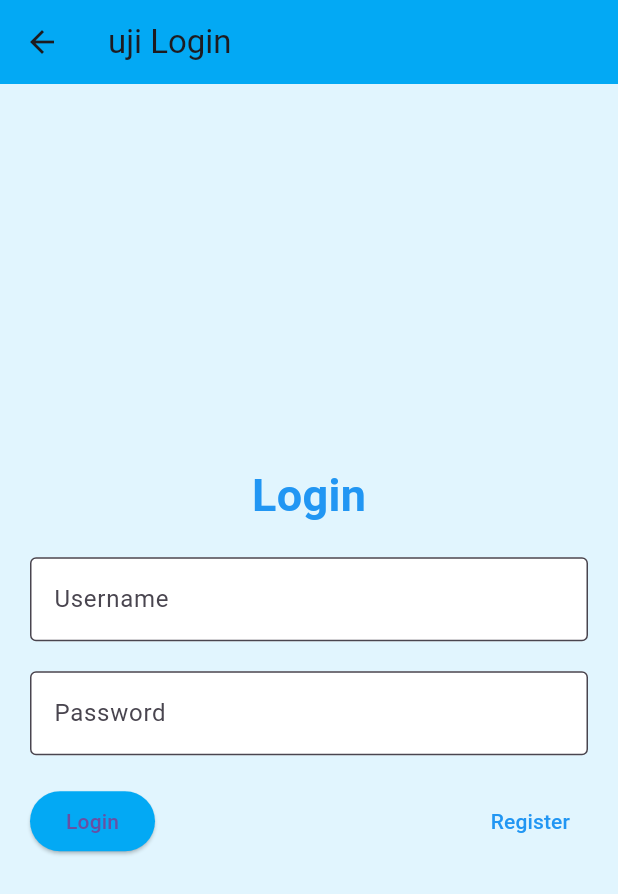
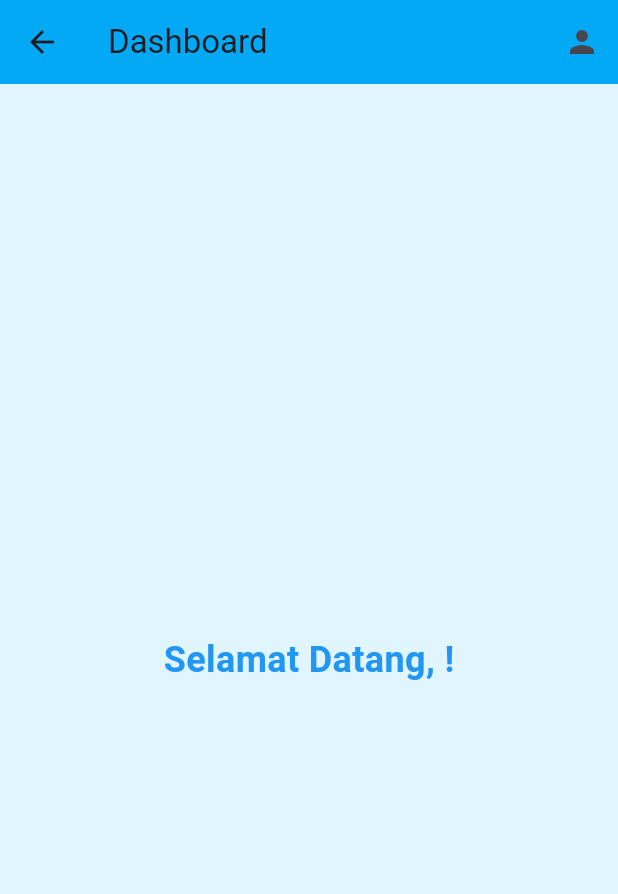
Before and after one commit to SaifanaAwan31/mobile-latihan, a Flutter app: the Soal3Layout screen opened directly, after a tap on "Login", on a phone screen of 412 x 824 dp. Shown: the top 894 px of the screen. Run offline on Flutter 3.47's test engine with Material 3 defaults, Android fonts, the phone set to English and light mode, and no system bars; network calls fail.

Commit message:
Initial commit for awan_ytta project

```diff
--- /dev/null
+++ b/lib/dashboard.dart
@@ -0,0 +1,42 @@
+import 'package:flutter/material.dart';
+import 'profile.dart'; // import file profile juga biar nggak error
+
+class DashboardScreen extends StatelessWidget {
+  final String username;
+
+  const DashboardScreen({super.key, required this.username});
+
+  @override
+  Widget build(BuildContext context) {
+    return Scaffold(
+      backgroundColor: Colors.lightBlue[50],
+      appBar: AppBar(
+        title: const Text('Dashboard'),
+        backgroundColor: Colors.lightBlue,
+        actions: [
+          IconButton(
+            icon: const Icon(Icons.person),
+            onPressed: () {
+              Navigator.push(
+                context,
+                MaterialPageRoute(
+                  builder: (context) => ProfileScreen(username: username),
+                ),
+              );
+            },
+          ),
+        ],
+      ),
+      body: Center(
+        child: Text(
+          'Selamat Datang, $username!',
+          style: const TextStyle(
+            fontSize: 24,
+            color: Colors.blue,
+            fontWeight: FontWeight.bold,
+          ),
+        ),
+      ),
+    );
+  }
+}
--- a/lib/soal3_layout.dart
+++ b/lib/soal3_layout.dart
@@ -1,15 +1,35 @@
 import 'package:flutter/material.dart';
+import 'dashboard.dart'; // import dashboard yang menerima username
 
-class Soal3Layout extends StatelessWidget {
+class Soal3Layout extends StatefulWidget {
   const Soal3Layout({super.key});
+
+  @override
+  State<Soal3Layout> createState() => _Soal3LayoutState();
+}
+
+class _Soal3LayoutState extends State<Soal3Layout> {
+  final TextEditingController _usernameController = TextEditingController();
+  final TextEditingController _passwordController = TextEditingController();
+
+  void _login() {
+    String username = _usernameController.text;
+
+    Navigator.push(
+      context,
+      MaterialPageRoute(
+        builder: (context) => DashboardScreen(username: username),
+      ),
+    );
+  }
 
   @override
   Widget build(BuildContext context) {
     return Scaffold(
-      backgroundColor: Colors.lightBlue[50], // Background biru muda
+      backgroundColor: Colors.lightBlue[50],
       appBar: AppBar(
-        title: const Text('uji Login'),
-        backgroundColor: Colors.lightBlue, // AppBar biru muda
+        title: const Text('Uji Login'),
+        backgroundColor: Colors.lightBlue,
       ),
       body: Padding(
         padding: const EdgeInsets.all(20.0),
@@ -18,50 +38,36 @@ class Soal3Layout extends StatelessWidget {
           children: [
             const Text(
               'Login',
-              style: TextStyle(
-                fontSize: 30,
-                color: Colors.blue, // Judul Login warna biru
-                fontWeight: FontWeight.bold,
+              style: TextStyle(fontSize: 30, color: Colors.blue, fontWeight: FontWeight.bold),
+            ),
+            const SizedBox(height: 20),
+            TextField(
+              controller: _usernameController,
+              decoration: const InputDecoration(
+                labelText: 'Username',
+                border: OutlineInputBorder(),
+                filled: true,
+                fillColor: Colors.white,
               ),
             ),
             const SizedBox(height: 20),
-            const TextField(
-              decoration: InputDecoration(
-                labelText: 'Username',
+            TextField(
+              controller: _passwordController,
+              obscureText: true,
+              decoration: const InputDecoration(
+                labelText: 'Password',
                 border: OutlineInputBorder(),
+                filled: true,
                 fillColor: Colors.white,
-                filled: true, // Biar kotak input putih
               ),
             ),
             const SizedBox(height: 20),
-            const TextField(
-              obscureText: true,
-              decoration: InputDecoration(
-                labelText: 'Password',
-                border: OutlineInputBorder(),
-                fillColor: Colors.white,
-                filled: true, // Biar kotak input putih
+            ElevatedButton(
+              onPressed: _login,
+              style: ElevatedButton.styleFrom(
+                backgroundColor: Colors.lightBlue,
               ),
-            ),
-            const SizedBox(height: 20),
-            Row(
-              mainAxisAlignment: MainAxisAlignment.spaceBetween,
-              children: [
-                ElevatedButton(
-                  onPressed: () {},
-                  style: ElevatedButton.styleFrom(
-                    backgroundColor: Colors.lightBlue, // Tombol Login biru muda
-                  ),
-                  child: const Text('Login'),
-                ),
-                TextButton(
-                  onPressed: () {},
-                  style: TextButton.styleFrom(
-                    foregroundColor: Colors.blue, // Register biru
-                  ),
-                  child: const Text('Register'),
-                ),
-              ],
+              child: const Text('Login'),
             ),
           ],
         ),
```
Also changed, not shown: lib/Login_whit_state.dart (added, +59 -0 lines), lib/main.dart (+30 -5 lines), lib/profile.dart (added, +23 -0 lines).
